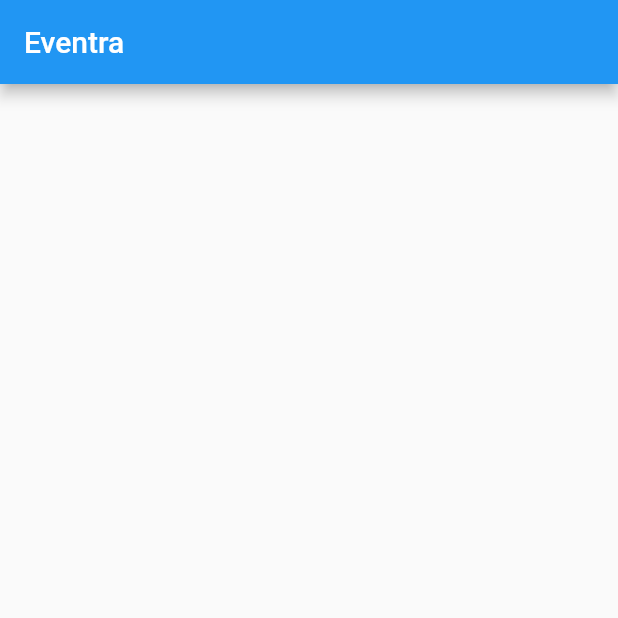
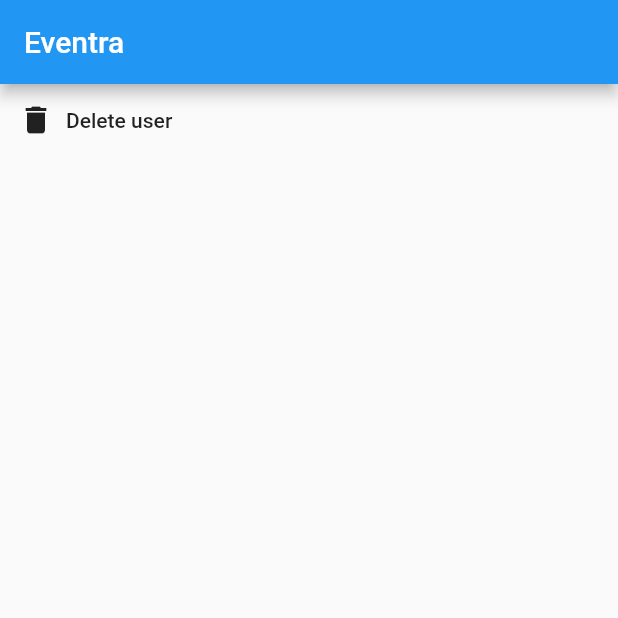
Before and after one commit to aishvary000/eventra, a Flutter app: the screen it shows after launch, on a phone screen of 412 x 824 dp, the top half of it. Run offline on Flutter 3.47's test engine with Material 2 defaults, Android fonts, the phone set to English and light mode, and no system bars.

Commit message:
added button

```diff
--- a/lib/main.dart
+++ b/lib/main.dart
@@ -13,6 +13,11 @@
         appBar: AppBar(
           title: Text('Eventra'),
         ),
+        body: Column(
+          children: [
+            FlatButton.icon(onPressed: (){}, icon:Icon(Icons.delete), label: Text("Delete user"))
+          ],
+        ),
       ),
     );
   }
```
